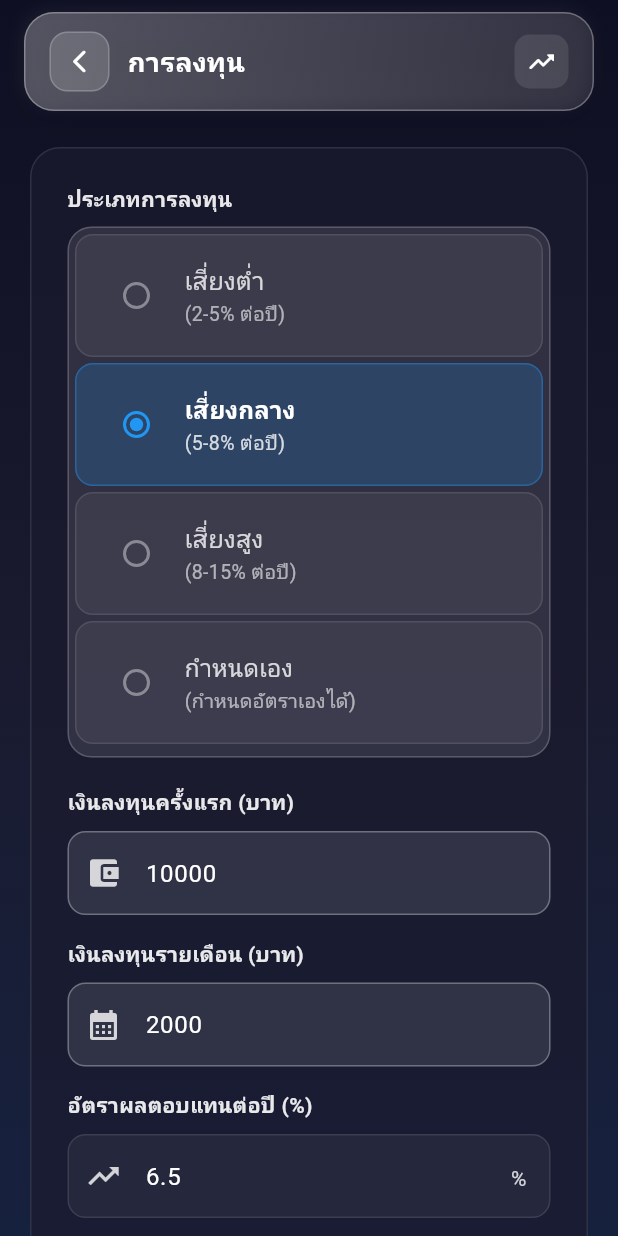
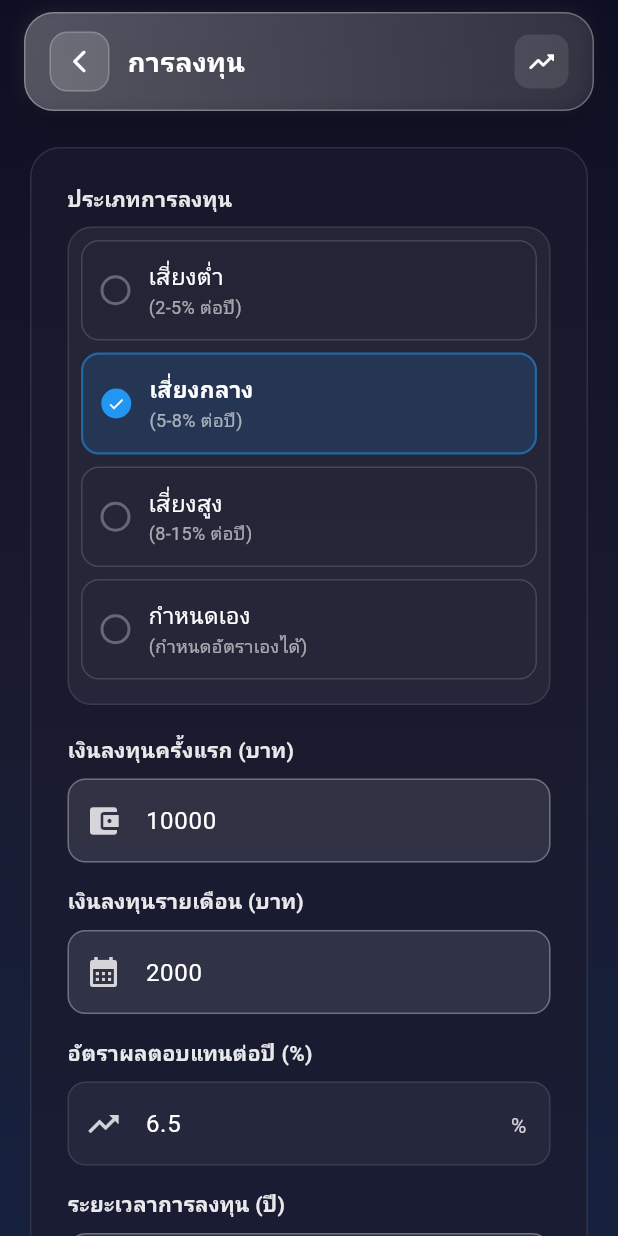
Before and after one commit to taywin-p/fin-calc, a Flutter app: the screen it shows after launch, after a tap on "Investment", on a phone screen of 412 x 824 dp. Run offline on Flutter 3.47's test engine with Material 3 defaults, Android fonts, the phone set to English and light mode, and no system bars; our stand-ins replace bloc, equatable, fl_chart, flutter_bloc, hive, hive_flutter; accounts and stored records are empty.

Commit message:
style: Improve UI consistency and readability across calculator pages

```diff
--- a/lib/src/page/investment_calculator/widgets/investment_input_section.dart
+++ b/lib/src/page/investment_calculator/widgets/investment_input_section.dart
@@ -306,11 +306,11 @@ class _InvestmentInputSectionState extends State<InvestmentInputSection> {
     ];
 
     return Container(
-      padding: const EdgeInsets.all(4),
+      padding: const EdgeInsets.all(8),
       decoration: BoxDecoration(
-        color: Colors.white.withOpacity(0.1),
+        color: Colors.white.withOpacity(0.05),
         borderRadius: BorderRadius.circular(16),
-        border: Border.all(color: Colors.white.withOpacity(0.2)),
+        border: Border.all(color: Colors.white.withOpacity(0.1)),
       ),
       child: Column(
         children:
@@ -320,42 +320,44 @@ class _InvestmentInputSectionState extends State<InvestmentInputSection> {
               final selectedType = isAnySelected ? widget.selectedInvestmentType : groupTypes.first;
 
               return Container(
-                margin: const EdgeInsets.only(bottom: 4),
+                margin: const EdgeInsets.only(bottom: 8),
                 child: InkWell(
                   onTap: () => widget.onInvestmentTypeChanged(selectedType),
                   borderRadius: BorderRadius.circular(12),
                   child: Container(
-                    padding: const EdgeInsets.all(16),
+                    padding: const EdgeInsets.symmetric(horizontal: 12, vertical: 12),
                     decoration: BoxDecoration(
                       color:
-                          isAnySelected ? (group['color'] as Color).withOpacity(0.2) : Colors.white.withOpacity(0.05),
+                          isAnySelected ? (group['color'] as Color).withOpacity(0.15) : Colors.transparent,
                       borderRadius: BorderRadius.circular(12),
                       border: Border.all(
                         color:
-                            isAnySelected ? (group['color'] as Color).withOpacity(0.4) : Colors.white.withOpacity(0.1),
-                        width: 1,
+                            isAnySelected ? (group['color'] as Color).withOpacity(0.5) : Colors.white.withOpacity(0.15),
+                        width: isAnySelected ? 1.5 : 1,
                       ),
                     ),
                     child: Row(
                       children: [
-                        Radio<String>(
-                          value: group['title'] as String,
-                          groupValue:
-                              investmentGroups.firstWhere(
-                                    (g) => (g['types'] as List<InvestmentType>).contains(widget.selectedInvestmentType),
-                                    orElse: () => investmentGroups.first,
-                                  )['title']
-                                  as String,
-                          onChanged: (value) => widget.onInvestmentTypeChanged(selectedType),
-                          activeColor: group['color'] as Color,
-                          fillColor: MaterialStateProperty.resolveWith<Color>((states) {
-                            if (states.contains(MaterialState.selected)) {
-                              return group['color'] as Color;
-                            }
-                            return Colors.white.withOpacity(0.4);
-                          }),
+                        Container(
+                          width: 20,
+                          height: 20,
+                          decoration: BoxDecoration(
+                            shape: BoxShape.circle,
+                            border: Border.all(
+                              color: isAnySelected ? (group['color'] as Color) : Colors.white.withOpacity(0.3),
+                              width: 2,
+                            ),
+                            color: isAnySelected ? (group['color'] as Color) : Colors.transparent,
+                          ),
+                          child: isAnySelected
+                              ? Icon(
+                                  Icons.check,
+                                  size: 12,
+                                  color: Colors.white,
+                                )
+                              : null,
                         ),
-                        const SizedBox(width: 8),
+                        const SizedBox(width: 12),
                         Expanded(
                           child: Column(
                             crossAxisAlignment: CrossAxisAlignment.start,
@@ -363,8 +365,8 @@ class _InvestmentInputSectionState extends State<InvestmentInputSection> {
                               Text(
                                 group['title'] as String,
                                 style: TextStyle(
-                                  color: isAnySelected ? Colors.white : Colors.white.withOpacity(0.8),
-                                  fontSize: 16,
+                                  color: Colors.white,
+                                  fontSize: 15,
                                   fontWeight: isAnySelected ? FontWeight.w600 : FontWeight.w500,
                                 ),
                               ),
@@ -372,8 +374,8 @@ class _InvestmentInputSectionState extends State<InvestmentInputSection> {
                               Text(
                                 group['subtitle'] as String,
                                 style: TextStyle(
-                                  color: isAnySelected ? Colors.white.withOpacity(0.8) : Colors.white.withOpacity(0.6),
-                                  fontSize: 13,
+                                  color: Colors.white.withOpacity(0.6),
+                                  fontSize: 12,
                                 ),
                               ),
                             ],
```
Also changed, not shown: lib/src/page/car_loan_calculator/car_loan_calculator_page.dart (+8 -8 lines), lib/src/page/car_loan_calculator_details/car_loan_calculator_details_page.dart (+8 -4 lines), lib/src/page/home_loan_calculator_details/home_loan_calculator_details_page.dart (+8 -6 lines), lib/src/page/investment_calculator_details/investment_calculator_details_page.dart (+17 -15 lines), lib/src/page/retirement_calculator/retirement_calculator_page.dart (+11 -11 lines), lib/src/page/savings_calculator_details/savings_calculator_details_page.dart (+1 -9 lines).
